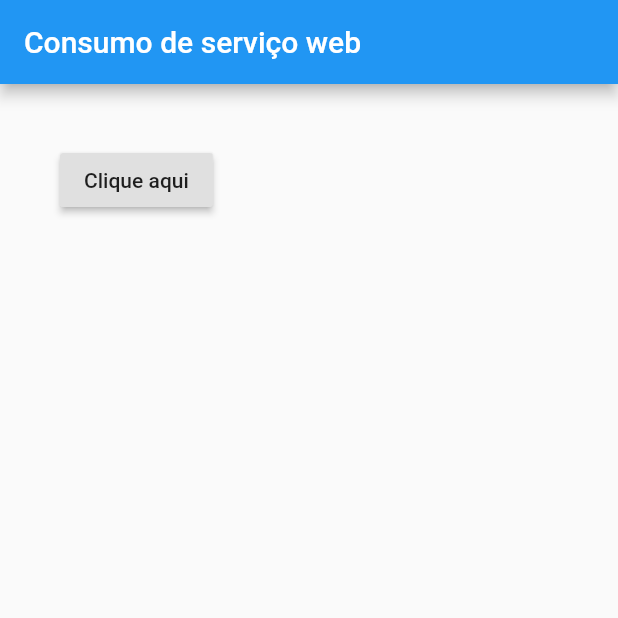
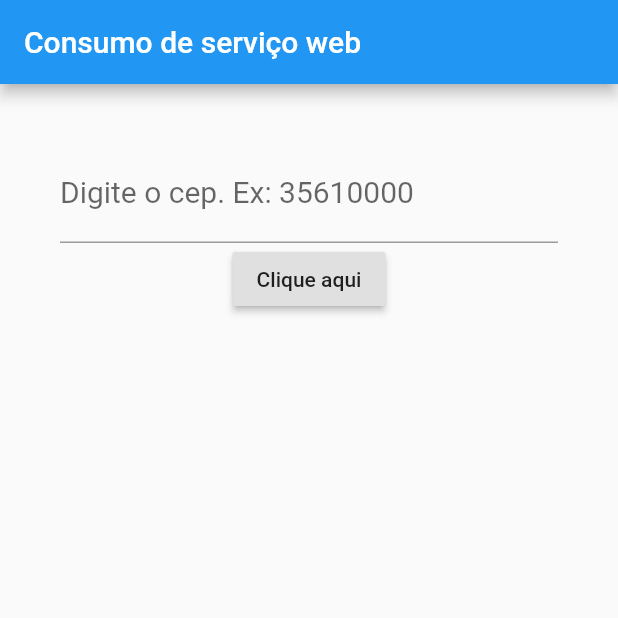
Before and after one commit to DanielleRS/consumo-servicos, a Flutter app: the screen it shows after launch, after a tap on "Clique aqui", on a phone screen of 412 x 824 dp, the top half of it. Run offline on Flutter 3.47's test engine with Material 2 defaults, Android fonts, the phone set to English and light mode, and no system bars; network calls fail.

Commit message:
Exibindo retorno da requisição na interface

```diff
--- a/lib/Home.dart
+++ b/lib/Home.dart
@@ -9,8 +9,11 @@ class Home extends StatefulWidget {
 
 class _HomeState extends State<Home> {
 
+  TextEditingController _controllerCep = TextEditingController();
+  String _result = "";
+
   _recuperarCep() async {
-    String cep = "01001000";
+    String cep = _controllerCep.text;
     String url = "https://viacep.com.br/ws/${cep}/json/";
 
     http.Response response;
@@ -23,9 +26,13 @@ class _HomeState extends State<Home> {
     String bairro = retorno["bairro"];
     String localidade = retorno["localidade"];
 
-    print(
+    setState(() {
+      _result = "${logradouro}, ${complemento}, ${bairro}, ${localidade}";
+    });
+
+    /*print(
       "Resposta - logradouro: ${logradouro} complemento: ${complemento} bairro: ${bairro} localidade: ${localidade}"
-    );
+    );*/
 
     //print("resposta: " + response.statusCode.toString());
     //print("resposta: " + response.body);
@@ -41,10 +48,21 @@ class _HomeState extends State<Home> {
         padding: EdgeInsets.all(40),
         child: Column(
           children: <Widget>[
+            TextField(
+              keyboardType: TextInputType.number,
+              decoration: InputDecoration(
+                labelText: "Digite o cep. Ex: 35610000"
+              ),
+              style: TextStyle(
+                fontSize: 20
+              ),
+              controller: _controllerCep,
+            ),
             RaisedButton(
               child: Text("Clique aqui"),
               onPressed: _recuperarCep,
-            )
+            ),
+            Text(_result)
           ],
         ),
       ),
```
